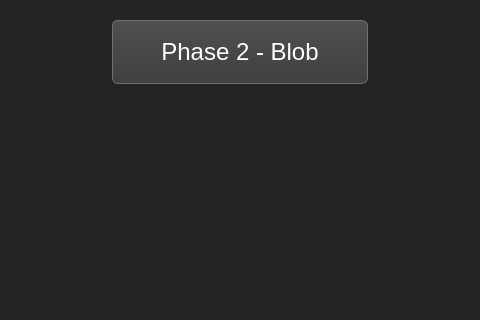
The window that Unreal_Engine6/menu/windowmainmenu.ui (ferralaurianna/MPJV) describes before a commit, drawn with Qt 5; both pictures show x 160 to 640 and y 280 to 600 of the 800 by 600 pixel window.
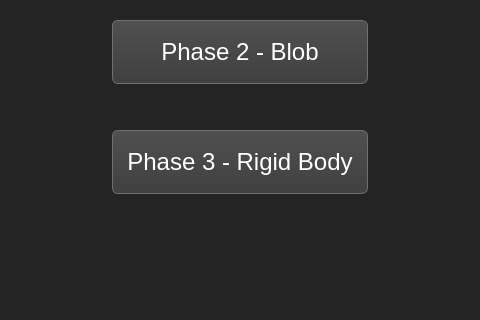
The same window after the commit.

The edit to the form file:
```diff
--- a/Unreal_Engine6/menu/windowmainmenu.ui
+++ b/Unreal_Engine6/menu/windowmainmenu.ui
@@ -183,6 +183,36 @@
      <string>&lt;html&gt;&lt;head/&gt;&lt;body&gt;&lt;p&gt;Laurianna FERRA&lt;/p&gt;&lt;p&gt;Clément BOURLET&lt;/p&gt;&lt;p&gt;Mathis RONZON&lt;/p&gt;&lt;p&gt;Xavier PALIX&lt;/p&gt;&lt;p&gt;Léna HERAU&lt;/p&gt;&lt;/body&gt;&lt;/html&gt;</string>
     </property>
    </widget>
+   <widget class="QPushButton" name="phase3Button_3">
+    <property name="geometry">
+     <rect>
+      <x>272</x>
+      <y>410</y>
+      <width>256</width>
+      <height>64</height>
+     </rect>
+    </property>
+    <property name="autoFillBackground">
+     <bool>false</bool>
+    </property>
+    <property name="styleSheet">
+     <string notr="true">color: white;
+font-size: 24px;
+background-color: #404040;
+border-radius: 6px;
+border: 1px solid #707070;
+background-color: qlineargradient(spread:pad, x1:1, y1:1, x2:1, y2:0, stop:0  #404040, stop:1 #505050);</string>
+    </property>
+    <property name="text">
+     <string>Phase 3 - Rigid Body</string>
+    </property>
+    <property name="autoDefault">
+     <bool>false</bool>
+    </property>
+    <property name="default">
+     <bool>false</bool>
+    </property>
+   </widget>
   </widget>
  </widget>
  <resources/>
```
